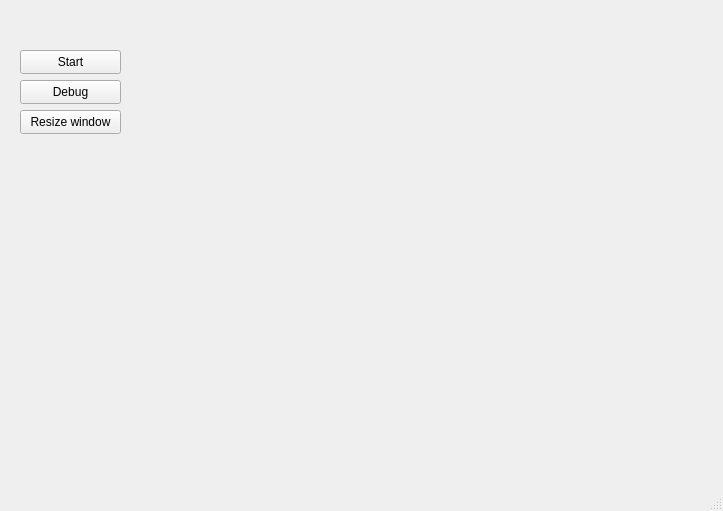
StickyPine/Pixus, file src/ui/main_window.ui: the form before one commit.
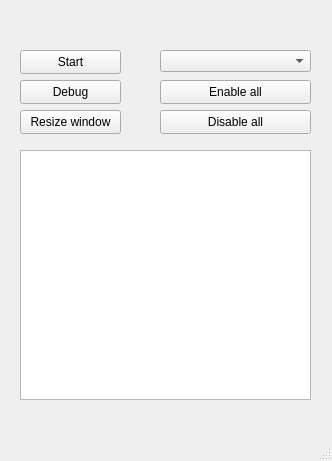
The form after the commit.

Commit message: Enable ressource selection in the view

```diff
--- a/src/ui/main_window.ui
+++ b/src/ui/main_window.ui
@@ -6,8 +6,8 @@
    <rect>
     <x>0</x>
     <y>0</y>
-    <width>723</width>
-    <height>511</height>
+    <width>332</width>
+    <height>461</height>
    </rect>
   </property>
   <property name="windowTitle">
@@ -53,6 +53,55 @@
      <string>Resize window</string>
     </property>
    </widget>
+   <widget class="QComboBox" name="CBoxCateg">
+    <property name="geometry">
+     <rect>
+      <x>160</x>
+      <y>50</y>
+      <width>151</width>
+      <height>22</height>
+     </rect>
+    </property>
+    <property name="styleSheet">
+     <string notr="true"/>
+    </property>
+   </widget>
+   <widget class="QTableView" name="tableView">
+    <property name="geometry">
+     <rect>
+      <x>20</x>
+      <y>150</y>
+      <width>291</width>
+      <height>250</height>
+     </rect>
+    </property>
+   </widget>
+   <widget class="QPushButton" name="BtEnableAll">
+    <property name="geometry">
+     <rect>
+      <x>160</x>
+      <y>80</y>
+      <width>151</width>
+      <height>24</height>
+     </rect>
+    </property>
+    <property name="text">
+     <string>Enable all</string>
+    </property>
+   </widget>
+   <widget class="QPushButton" name="BtDisableAll">
+    <property name="geometry">
+     <rect>
+      <x>160</x>
+      <y>110</y>
+      <width>151</width>
+      <height>24</height>
+     </rect>
+    </property>
+    <property name="text">
+     <string>Disable all</string>
+    </property>
+   </widget>
   </widget>
   <widget class="QMenuBar" name="menubar">
    <property name="geometry">
```
Left out of the diff: 2 changed lines with no effect on the pictures. The commit also changes 6 other files.
